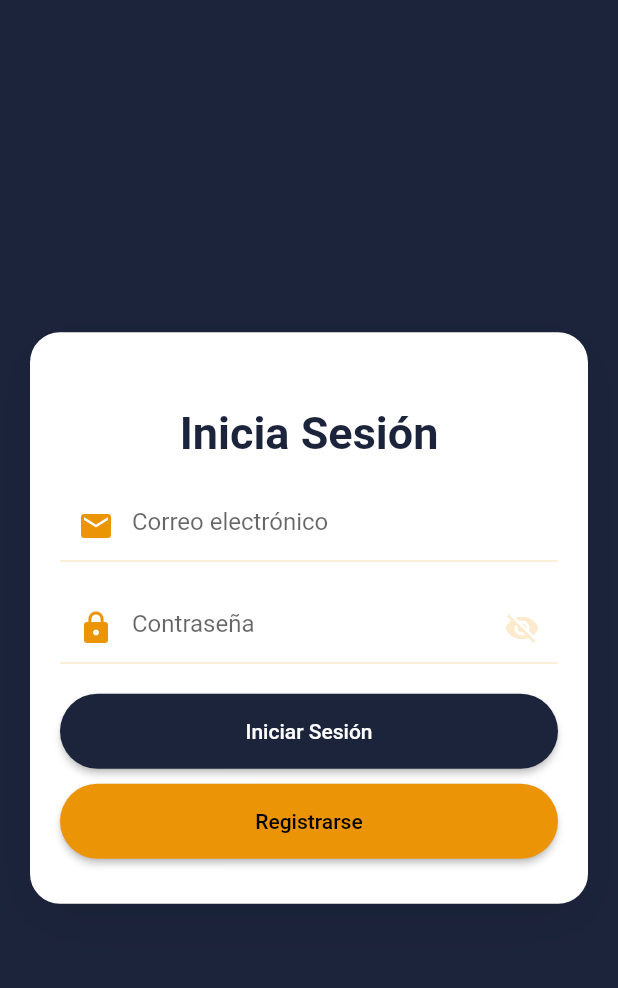
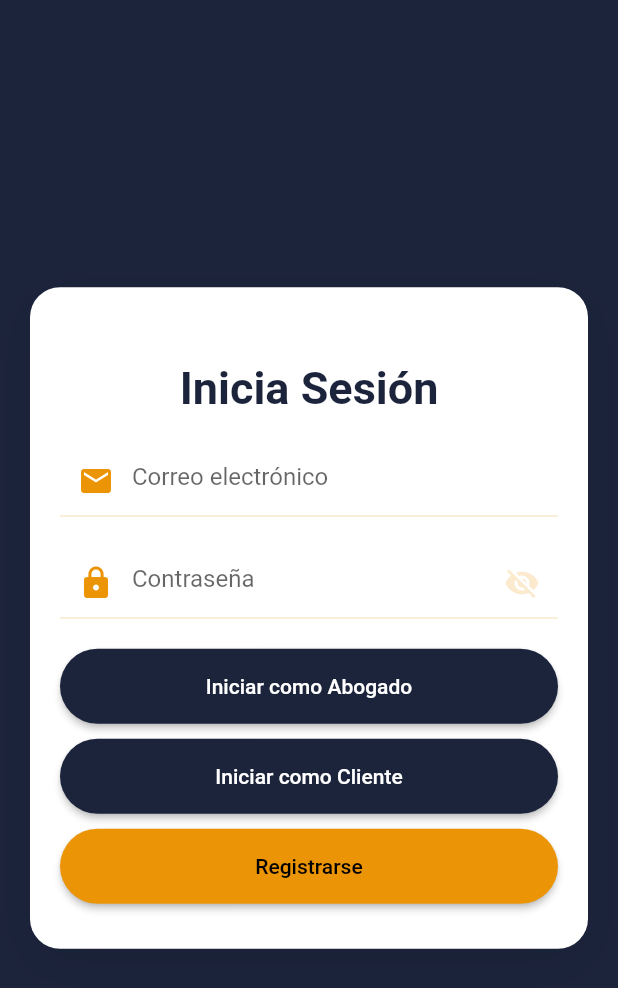
Before and after one commit to practicatto/Frontend-LP, a Flutter app: the screen it shows after launch, on a phone screen of 412 x 824 dp. Shown: the top 988 px of the screen. Run offline on Flutter 3.47's test engine with Material 2 defaults, Android fonts, the phone set to English and light mode, and no system bars; our stand-ins replace flutter_secure_storage; Roboto replaces fonts that are missing (Hind).

Commit message:
Refactoring method login

```diff
--- a/abonet/lib/views/login.dart
+++ b/abonet/lib/views/login.dart
@@ -148,41 +148,9 @@ class _LoginState extends State<Login> {
                                   )),
                             ),
                             SizedBox(height: 20),
-                            ElevatedButton(
-                              onPressed: () {
-                                if (validateAndSave()) {
-                                  setState(() {
-                                    isLoading = true;
-                                  });
-
-                                  //LoginService loginService =
-                                  //    new LoginService();
-                                  final authService = Provider.of<AuthService>(context, listen: false);
-                                  authService
-                                      .login(requestModel)
-                                      .then((_) {
-                                    setState(() {
-                                      isLoading = false;
-                                    });
-                                    Navigator.of(context).pushReplacementNamed(
-                                        route.homeView);
-                                  });
-                                }
-                              },
-                              child: Text("Iniciar Sesión"),
-                              style: ElevatedButton.styleFrom(
-                                  padding: EdgeInsets.symmetric(
-                                      vertical: 15, horizontal: 30),
-                                  primary: Theme.of(context)
-                                      .colorScheme
-                                      .primary, // background
-                                  onPrimary: Colors.white,
-                                  shape: RoundedRectangleBorder(
-                                      borderRadius: BorderRadius.circular(35)),
-                                  minimumSize:
-                                      const Size.fromHeight(50) // foreground
-                                  ),
-                            ),
+                            loginButton(context, "Iniciar como Abogado"),
+                            SizedBox(height: 10),
+                            loginButton(context, "Iniciar como Cliente"),
                             SizedBox(height: 10),
                             ElevatedButton(
                               onPressed: () {
@@ -214,6 +182,37 @@ class _LoginState extends State<Login> {
         );
   }
 
+  ElevatedButton loginButton(BuildContext context, String text) {
+    return ElevatedButton(
+      onPressed: () {
+        if (validateAndSave()) {
+          setState(() {
+            isLoading = true;
+          });
+
+          //LoginService loginService =
+          //    new LoginService();
+          final authService = Provider.of<AuthService>(context, listen: false);
+          authService.login(requestModel).then((_) {
+            setState(() {
+              isLoading = false;
+            });
+            Navigator.of(context).pushReplacementNamed(route.homeView);
+          });
+        }
+      },
+      child: Text(text),
+      style: ElevatedButton.styleFrom(
+          padding: EdgeInsets.symmetric(vertical: 15, horizontal: 30),
+          primary: Theme.of(context).colorScheme.primary, // background
+          onPrimary: Colors.white,
+          shape:
+              RoundedRectangleBorder(borderRadius: BorderRadius.circular(35)),
+          minimumSize: const Size.fromHeight(50) // foreground
+          ),
+    );
+  }
+
   bool validateAndSave() {
     final form = _formKey.currentState;
     if (form!.validate()) {
```
